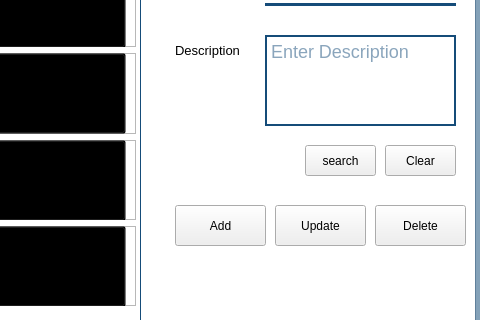
Old version of the form gui/admin.ui in the repository Maher-Majdoub/supermarket_management_system; both pictures show x 115 to 595 and y 385 to 705 of the 1250 by 790 pixel window.
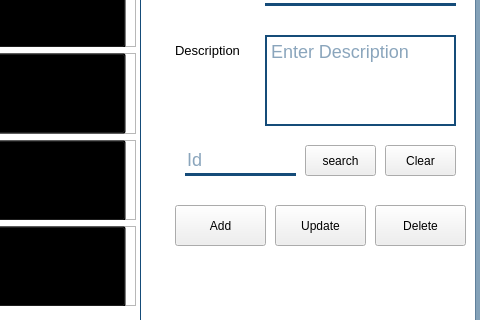
New version of the form. Icons and pictures are not drawn.

The edit to the form file:
```diff
--- a/gui/admin.ui
+++ b/gui/admin.ui
@@ -971,6 +971,31 @@
       <string>Enter Description</string>
      </property>
     </widget>
+    <widget class="QLineEdit" name="category_search_id">
+     <property name="geometry">
+      <rect>
+       <x>30</x>
+       <y>510</y>
+       <width>111</width>
+       <height>31</height>
+      </rect>
+     </property>
+     <property name="statusTip">
+      <string>del</string>
+     </property>
+     <property name="styleSheet">
+      <string notr="true">border: none;
+border-bottom: 3px solid #154c79;
+color: #154c79;
+font-size: 18px;</string>
+     </property>
+     <property name="readOnly">
+      <bool>false</bool>
+     </property>
+     <property name="placeholderText">
+      <string>Id</string>
+     </property>
+    </widget>
    </widget>
    <widget class="QWidget" name="users_frame">
     <widget class="QLabel" name="label_31">
```
Left out of the diff: 5 changed lines with no effect on the pictures.
